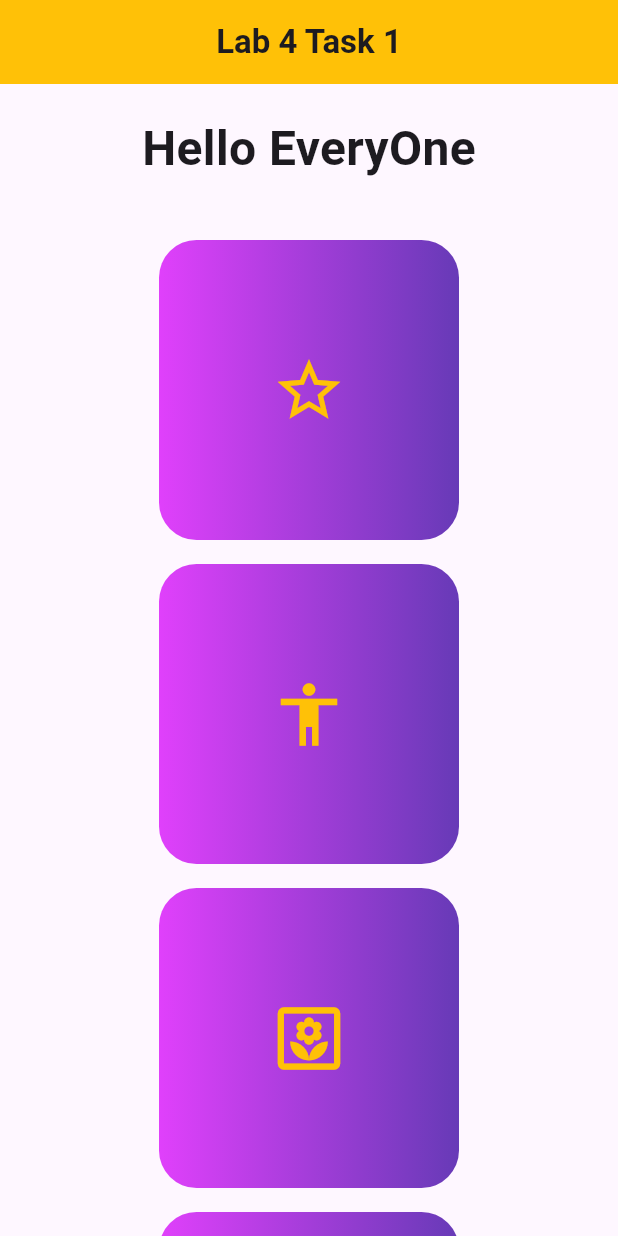
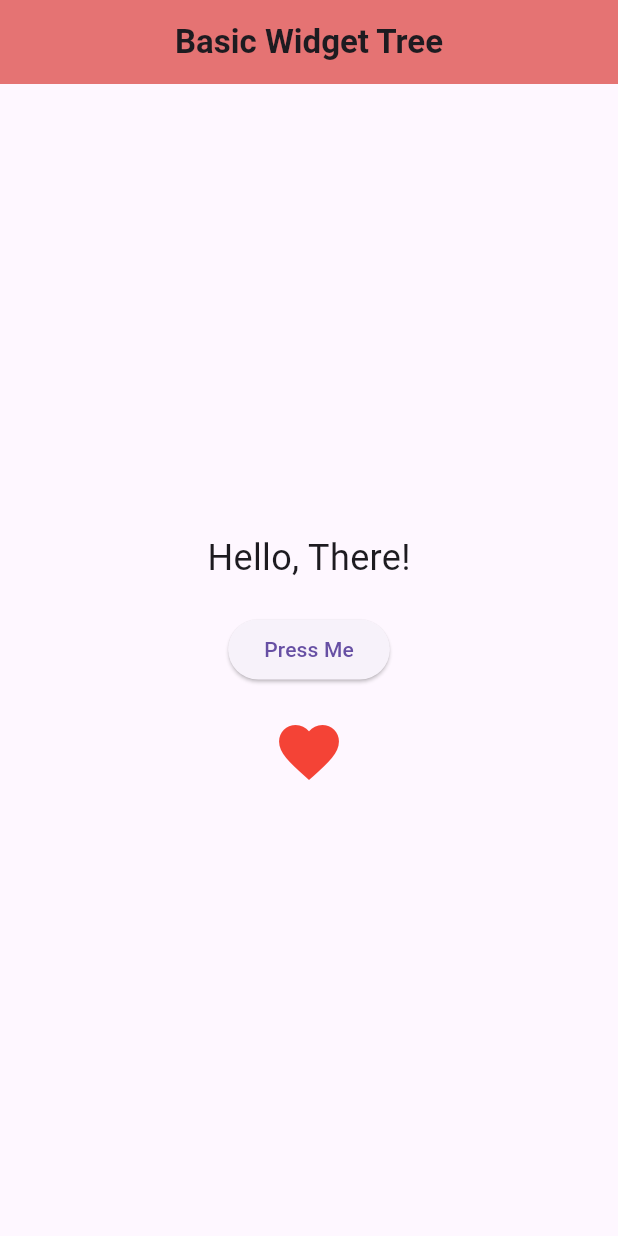
Before and after one commit to jtareen/lab4-task1, a Flutter app: the screen it shows after launch, on a phone screen of 412 x 824 dp. Run offline on Flutter 3.47's test engine with Material 3 defaults, Android fonts, the phone set to English and light mode, and no system bars.

Commit message:
task completed

```diff
--- a/lib/main.dart
+++ b/lib/main.dart
@@ -1,17 +1,15 @@
 import 'package:flutter/material.dart';
-import './screens/home_page.dart';
+import 'package:lab4_task1/screens/home_page.dart';
 
 void main() {
-  runApp(const MainApp());
+  runApp(const MyApp());
 }
 
-class MainApp extends StatelessWidget {
-  const MainApp({super.key});
+class MyApp extends StatelessWidget {
+  const MyApp({super.key});
 
   @override
   Widget build(BuildContext context) {
-    return const MaterialApp(
-      home: HomePage(),
-    );
+    return const MaterialApp(home: HomePage());
   }
 }
--- a/lib/screens/home_page.dart
+++ b/lib/screens/home_page.dart
@@ -1,5 +1,4 @@
 import 'package:flutter/material.dart';
-import 'package:lab4_task1/widgets/custom_card.dart';
 
 class HomePage extends StatelessWidget {
   const HomePage({super.key});
@@ -9,30 +8,33 @@ class HomePage extends StatelessWidget {
     return Scaffold(
       appBar: AppBar(
         title: const Text(
-          'Lab 4 Task 1',
+          'Basic Widget Tree',
           style: TextStyle(fontWeight: FontWeight.bold),
         ),
-        backgroundColor: Colors.amber,
         centerTitle: true,
+        backgroundColor: Colors.red[300],
       ),
-      body: SingleChildScrollView(
-        child: Center(
-            child: Column(
+      body: Center(
+        child: Column(
+          mainAxisAlignment: MainAxisAlignment.center,
           children: [
+            const Text(
+              'Hello, There!',
+              style: TextStyle(fontSize: 24),
+            ),
             const SizedBox(height: 20),
-            const Text(
-              'Hello EveryOne',
-              style: TextStyle(fontSize: 32, fontWeight: FontWeight.bold),
+            ElevatedButton(
+              onPressed: () {},
+              child: const Text('Press Me'),
             ),
-            const SizedBox(
-              height: 30,
+            const SizedBox(height: 20),
+            const Icon(
+              Icons.favorite,
+              color: Colors.red,
+              size: 48.0,
             ),
-            customCard(Icons.star_border_outlined),
-            customCard(Icons.accessibility_outlined),
-            customCard(Icons.yard_outlined),
-            customCard(Icons.hail_outlined),
           ],
-        )),
+        ),
       ),
     );
   }
--- a/lib/widgets/custom_card.dart
+++ /dev/null
@@ -1,20 +0,0 @@
-import 'package:flutter/material.dart';
-
-Padding customCard(IconData cardIcon) {
-  return Padding(
-    padding: const EdgeInsets.all(8.0),
-    child: Container(
-      width: 200,
-      height: 200,
-      decoration: BoxDecoration(
-          borderRadius: BorderRadius.circular(25),
-          gradient: const LinearGradient(
-              colors: [Colors.purpleAccent, Colors.deepPurple])),
-      child: Icon(
-        cardIcon,
-        color: Colors.amber,
-        size: 50,
-      ),
-    ),
-  );
-}
```
Also changed, not shown: 2 other files.
